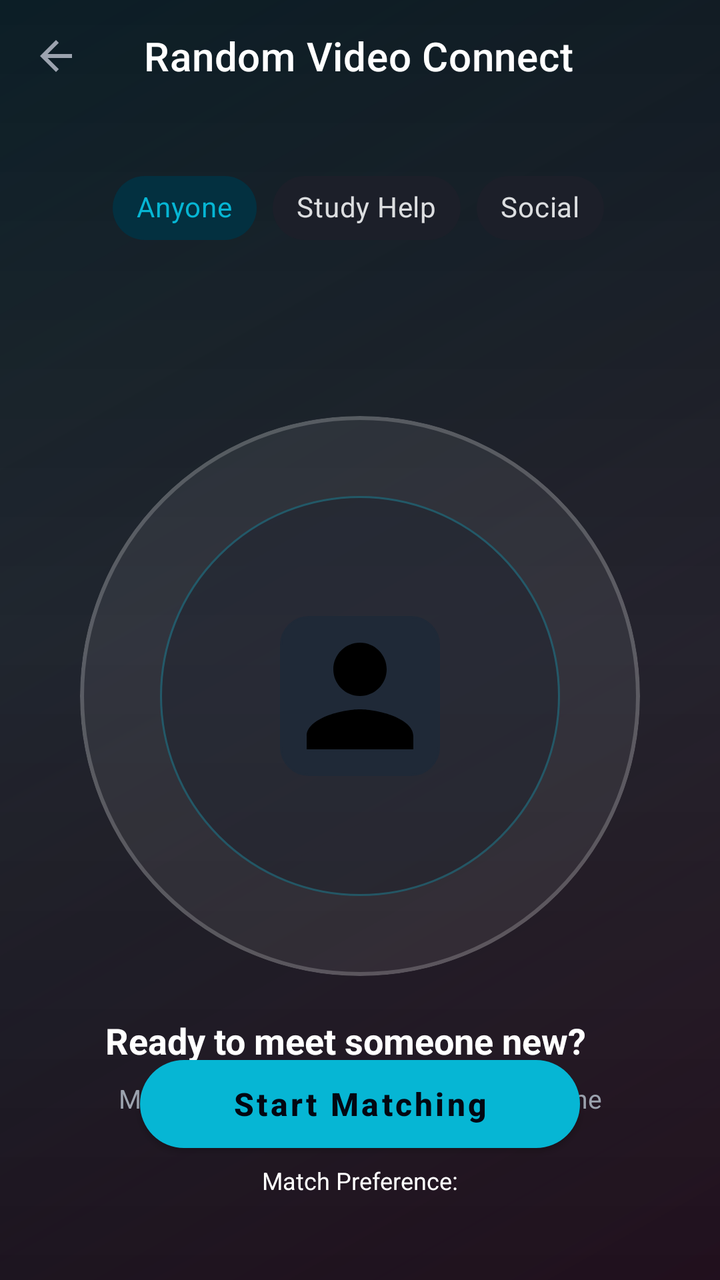
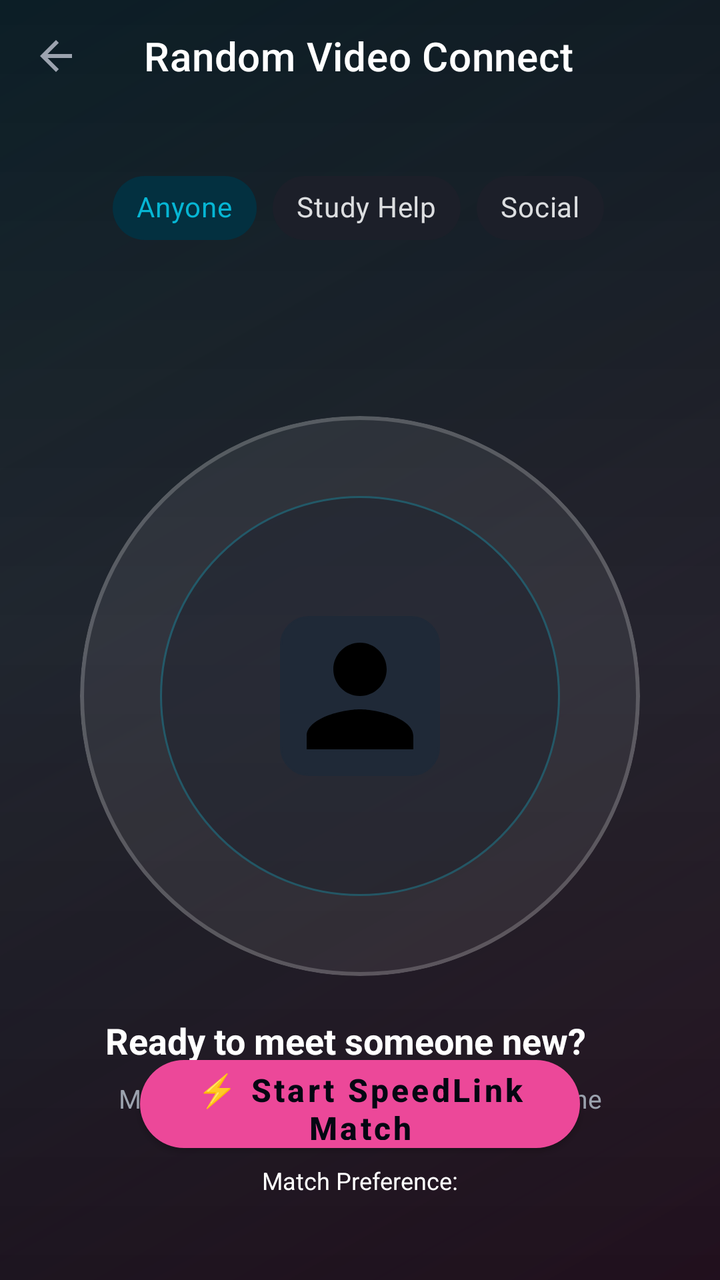

The first picture is an Android layout as it rendered before a commit; the second is the same layout after the commit. The layout source and the unified diff follow.
<!-- AndroidManifest.xml: application theme Theme.UniLink.Dark -->
<!-- res/layout/activity_random_match.xml -->
<?xml version="1.0" encoding="utf-8"?>

<androidx.constraintlayout.widget.ConstraintLayout xmlns:android="http://schemas.android.com/apk/res/android"
    xmlns:app="http://schemas.android.com/apk/res-auto"
    android:layout_width="match_parent"
    android:layout_height="match_parent"
    android:background="@drawable/bg_animated_mesh">

    <androidx.appcompat.widget.Toolbar
        android:id="@+id/toolbar"
        android:layout_width="match_parent"
        android:layout_height="?attr/actionBarSize"
        app:navigationIcon="?attr/homeAsUpIndicator"
        app:navigationIconTint="@color/white"
        app:title="Random Video Connect"
        app:titleTextColor="@color/white"
        app:layout_constraintTop_toTopOf="parent" />

    <com.google.android.material.card.MaterialCardView
        android:id="@+id/cardRadar"
        android:layout_width="280dp"
        android:layout_height="280dp"
        app:cardBackgroundColor="#12FFFFFF"
        app:cardCornerRadius="140dp"
        app:cardElevation="0dp"
        app:strokeColor="#33FFFFFF"
        app:strokeWidth="2dp"
        app:layout_constraintBottom_toBottomOf="parent"
        app:layout_constraintEnd_toEndOf="parent"
        app:layout_constraintStart_toStartOf="parent"
        app:layout_constraintTop_toBottomOf="@id/toolbar">

        <RelativeLayout
            android:layout_width="match_parent"
            android:layout_height="match_parent">

            
            <View
                android:layout_width="200dp"
                android:layout_height="200dp"
                android:layout_centerInParent="true"
                android:alpha="0.3"
                android:background="@drawable/bg_neon_ring" />

            <ImageView
                android:id="@+id/ivMyAvatar"
                android:layout_width="80dp"
                android:layout_height="80dp"
                android:layout_centerInParent="true"
                android:background="@drawable/bg_tag"
                android:src="@drawable/ic_profile_placeholder" />

            
            <View
                android:id="@+id/viewPulse"
                android:layout_width="match_parent"
                android:layout_height="match_parent"
                android:background="@drawable/bg_neon_ring"
                android:visibility="gone" />

        </RelativeLayout>
    </com.google.android.material.card.MaterialCardView>

    <TextView
        android:id="@+id/tvStatus"
        android:layout_width="wrap_content"
        android:layout_height="wrap_content"
        android:layout_marginTop="20dp"
        android:text="Ready to meet someone new?"
        android:textColor="@color/white"
        android:textSize="18sp"
        android:textStyle="bold"
        app:layout_constraintEnd_toEndOf="parent"
        app:layout_constraintHorizontal_bias="0.441"
        app:layout_constraintStart_toStartOf="parent"
        app:layout_constraintTop_toBottomOf="@id/cardRadar" />

    <TextView
        android:id="@+id/tvSubStatus"
        android:layout_width="wrap_content"
        android:layout_height="wrap_content"
        android:layout_marginTop="8dp"
        android:text="Matches you with random students online"
        android:textColor="@color/text_sub"
        android:textSize="13sp"
        app:layout_constraintEnd_toEndOf="parent"
        app:layout_constraintStart_toStartOf="parent"
        app:layout_constraintTop_toBottomOf="@id/tvStatus" />

    <TextView
        android:id="@+id/tvMatchPrefLabel"
        android:layout_width="wrap_content"
        android:layout_height="wrap_content"
        android:layout_marginTop="24dp"
        android:text="Match Preference:"
        android:textColor="@color/white"
        android:textSize="12sp"
        app:layout_constraintEnd_toEndOf="parent"
        app:layout_constraintStart_toStartOf="parent"
        app:layout_constraintTop_toBottomOf="@id/tvSubStatus" />

    <com.google.android.material.chip.ChipGroup
        android:id="@+id/chipGroupInterests"
        android:layout_width="wrap_content"
        android:layout_height="wrap_content"
        app:layout_constraintBottom_toTopOf="@+id/cardRadar"
        app:layout_constraintEnd_toEndOf="parent"
        app:layout_constraintHorizontal_bias="0.494"
        app:layout_constraintStart_toStartOf="parent"
        app:layout_constraintTop_toTopOf="@+id/toolbar"
        app:singleSelection="true">

        <com.google.android.material.chip.Chip
            android:id="@+id/chipAny"
            style="@style/Widget.MaterialComponents.Chip.Choice"
            android:layout_width="wrap_content"
            android:layout_height="wrap_content"
            android:checked="true"
            android:text="Anyone" />

        <com.google.android.material.chip.Chip
            android:id="@+id/chipStudy"
            style="@style/Widget.MaterialComponents.Chip.Choice"
            android:layout_width="wrap_content"
            android:layout_height="wrap_content"
            android:text="Study Help" />

        <com.google.android.material.chip.Chip
            android:id="@+id/chipChat"
            style="@style/Widget.MaterialComponents.Chip.Choice"
            android:layout_width="wrap_content"
            android:layout_height="wrap_content"
            android:text="Social" />
    </com.google.android.material.chip.ChipGroup>

    <com.google.android.material.button.MaterialButton
        android:id="@+id/btnStartMatch"
        android:layout_width="220dp"
        android:layout_height="56dp"
        android:layout_marginBottom="60dp"
        android:text="Start Matching"
        android:textAllCaps="false"
        android:textSize="16sp"
        android:textStyle="bold"
        app:backgroundTint="@color/cyan_brand"
        app:cornerRadius="28dp"
        app:layout_constraintBottom_toBottomOf="parent"
        app:layout_constraintEnd_toEndOf="parent"
        app:layout_constraintStart_toStartOf="parent" />

    <com.google.android.material.button.MaterialButton
        android:id="@+id/btnSkipUser"
        android:layout_width="220dp"
        android:layout_height="52dp"
        android:layout_marginBottom="12dp"
        android:text="⏭️ Skip User"
        android:textAllCaps="false"
        android:textColor="@color/white"
        android:textSize="15sp"
        android:textStyle="bold"
        android:visibility="gone"
        app:backgroundTint="#EC4899"
        app:cornerRadius="26dp"
        app:layout_constraintBottom_toTopOf="@id/btnCancelMatch"
        app:layout_constraintEnd_toEndOf="parent"
        app:layout_constraintStart_toStartOf="parent" />

    <com.google.android.material.button.MaterialButton
        android:id="@+id/btnCancelMatch"
        style="@style/Widget.MaterialComponents.Button.TextButton"
        android:layout_width="wrap_content"
        android:layout_height="wrap_content"
        android:layout_marginBottom="16dp"
        android:text="Cancel"
        android:textColor="@color/error"
        android:visibility="gone"
        app:layout_constraintBottom_toBottomOf="parent"
        app:layout_constraintEnd_toEndOf="parent"
        app:layout_constraintStart_toStartOf="parent" />

</androidx.constraintlayout.widget.ConstraintLayout>
<!-- resources referenced by this layout -->
<resources>
  <color name="cyan_brand">#06B6D4</color>
  <color name="error">#EF4444</color>
  <color name="text_sub">#9CA3AF</color>
  <color name="white">#FFFFFF</color>
  <!-- drawable bg_neon_ring (drawable) -->
  <?xml version="1.0" encoding="utf-8"?>
  
  <shape xmlns:android="http://schemas.android.com/apk/res/android"
      android:shape="oval">
      <solid android:color="?attr/cardBackgroundColor" />
      <stroke
          android:width="1dp"
          android:color="?attr/accentColor" />
  </shape>
  <!-- drawable bg_tag (drawable) -->
  <?xml version="1.0" encoding="utf-8"?>
  
  <shape xmlns:android="http://schemas.android.com/apk/res/android">
      <solid android:color="?attr/tagBackgroundColor" />
      <corners android:radius="14dp" />
      <stroke android:width="1dp" android:color="?attr/borderStrokeColor" />
  </shape>
  <!-- drawable ic_profile_placeholder (drawable) -->
  <vector xmlns:android="http://schemas.android.com/apk/res/android"
      android:width="24dp"
      android:height="24dp"
      android:viewportWidth="24"
      android:viewportHeight="24">
      <path
          android:fillColor="#000000"
          android:pathData="M12,12c2.21,0 4,-1.79 4,-4s-1.79,-4 -4,-4 -4,1.79 -4,4 1.79,4 4,4zM12,14c-2.67,0 -8,1.34 -8,4v2h16v-2c0,-2.66 -5.33,-4 -8,-4z"/>
  </vector>
  <color name="theme_dark_accent">#06B6D4</color>
  <color name="theme_dark_accent_variant">#0284C7</color>
  <color name="theme_dark_bg">#030712</color>
  <color name="theme_dark_text_primary">#F9FAFB</color>
  <color name="theme_dark_card">#111827</color>
  <color name="theme_dark_text_secondary">#9CA3AF</color>
  <color name="theme_dark_border">#1F2937</color>
  <color name="theme_dark_input">#1F2937</color>
  <style name="Theme.UniLink.Dialog" parent="Theme.MaterialComponents.DayNight.Dialog.Alert">
          <item name="android:background">?attr/cardBackgroundColor</item>
          <item name="android:windowBackground">@android:color/transparent</item>
          <item name="buttonBarPositiveButtonStyle">@style/DialogButton</item>
          <item name="buttonBarNegativeButtonStyle">@style/DialogButton</item>
          <item name="android:textColorPrimary">?attr/textPrimaryColor</item>
          <item name="android:textColorSecondary">?attr/textSecondaryColor</item>
          <item name="android:textColor">?attr/textPrimaryColor</item>
          <item name="android:textColorAlertDialogListItem">?attr/textPrimaryColor</item>
          <item name="textColorAlertDialogListItem">?attr/textPrimaryColor</item>
          <item name="android:textColorPrimaryDisableOnly">?attr/textPrimaryColor</item>
          <item name="colorSurface">?attr/cardBackgroundColor</item>
          <item name="colorOnSurface">?attr/textPrimaryColor</item>
          <item name="colorOnPrimary">#FFFFFF</item>
      </style>
  <style name="DialogButton" parent="Widget.MaterialComponents.Button.TextButton">
          <item name="android:textColor">?attr/accentColor</item>
          <item name="android:textStyle">bold</item>
      </style>
  <!-- unchanged entries left out for length: 2 -->
</resources>

<!-- the commit's change to res/layout/activity_random_match.xml (unified diff, before → after) -->
@@ -138,11 +138,11 @@
         android:layout_width="220dp"
         android:layout_height="56dp"
         android:layout_marginBottom="60dp"
-        android:text="Start Matching"
+        android:text="⚡ Start SpeedLink Match"
         android:textAllCaps="false"
         android:textSize="16sp"
         android:textStyle="bold"
-        app:backgroundTint="@color/cyan_brand"
+        app:backgroundTint="#EC4899"
         app:cornerRadius="28dp"
         app:layout_constraintBottom_toBottomOf="parent"
         app:layout_constraintEnd_toEndOf="parent"
<!-- resource entries referenced after the edit -->
@@ -1,6 +1,5 @@
 <!-- resources referenced by this layout -->
 <resources>
-  <color name="cyan_brand">#06B6D4</color>
   <color name="error">#EF4444</color>
   <color name="text_sub">#9CA3AF</color>
   <color name="white">#FFFFFF</color>
